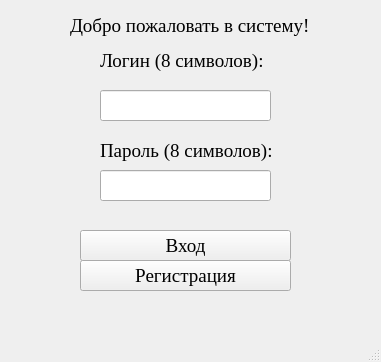
This is Password_design.ui in iamanonym/Project_PyQT5 as Qt 5 draws it before an edit. The edited form follows.
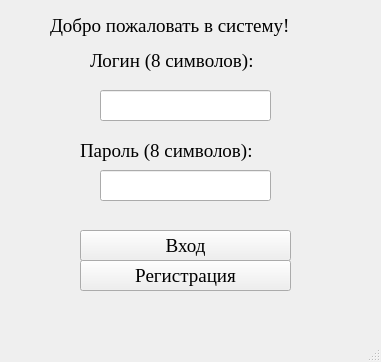
This is the edited form.

What changed in the file:
```diff
--- a/Password_design.ui
+++ b/Password_design.ui
@@ -17,9 +17,9 @@
    <widget class="QLabel" name="label">
     <property name="geometry">
      <rect>
-      <x>70</x>
+      <x>50</x>
       <y>10</y>
-      <width>251</width>
+      <width>321</width>
       <height>31</height>
      </rect>
     </property>
@@ -58,9 +58,9 @@
    <widget class="QLabel" name="label_2">
     <property name="geometry">
      <rect>
-      <x>100</x>
+      <x>90</x>
       <y>50</y>
-      <width>171</width>
+      <width>201</width>
       <height>21</height>
      </rect>
     </property>
@@ -77,9 +77,9 @@
    <widget class="QLabel" name="label_3">
     <property name="geometry">
      <rect>
-      <x>100</x>
+      <x>80</x>
       <y>140</y>
-      <width>171</width>
+      <width>211</width>
       <height>21</height>
      </rect>
     </property>
```
Left out of the diff: 2 changed lines with no effect on the pictures.
